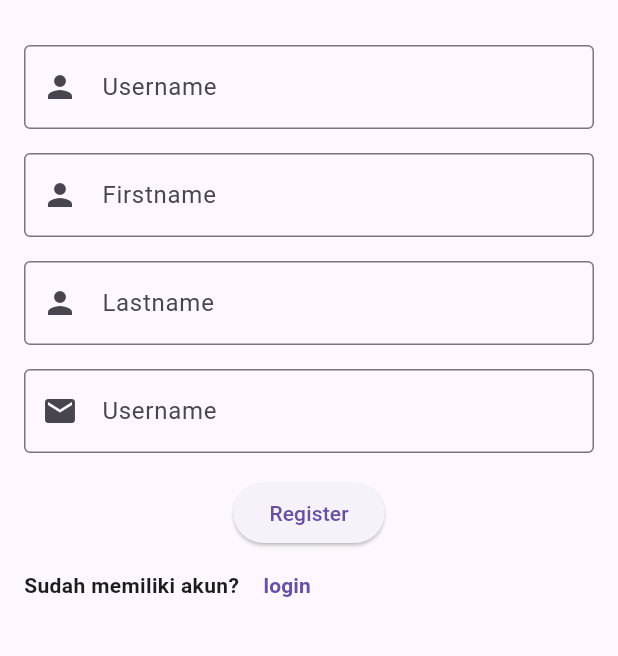
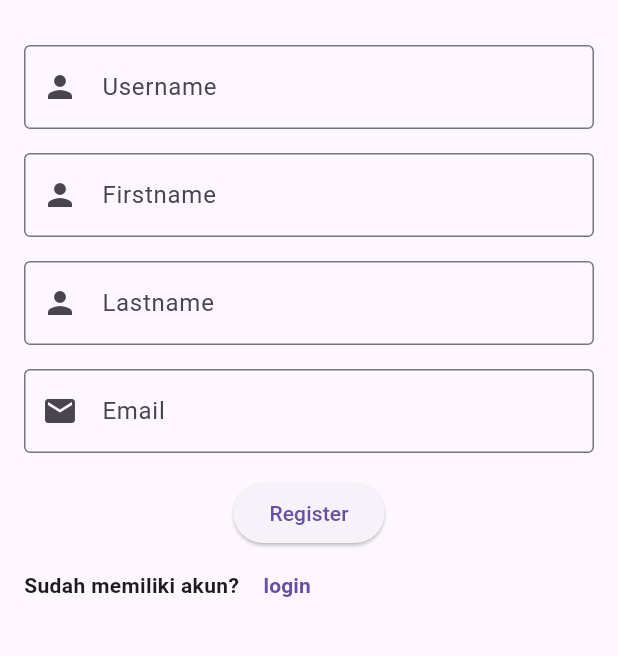
Before and after one commit to NugrahAnggaraS/lib_club, a Flutter app: the RegistrationPage screen opened by its route, on a phone screen of 412 x 824 dp, the part 63-719 px from its top. Run offline on Flutter 3.47's test engine with Material 3 defaults, Android fonts, the light colour scheme and no system bars; our stand-ins replace shared_preferences; accounts and stored records are empty.

Commit message:
change label text

```diff
--- a/lib/presentation/pages/registration_page.dart
+++ b/lib/presentation/pages/registration_page.dart
@@ -136,7 +136,7 @@ class _RegistrationPageState extends State<RegistrationPage> {
                 controller: _emailController,
                 keyboardType: TextInputType.emailAddress,
                 decoration: InputDecoration(
-                  labelText: 'Username',
+                  labelText: 'Email',
                   prefixIcon: Icon(Icons.email),
                   border: OutlineInputBorder(),
                   errorText: _emailMessageError,
```
